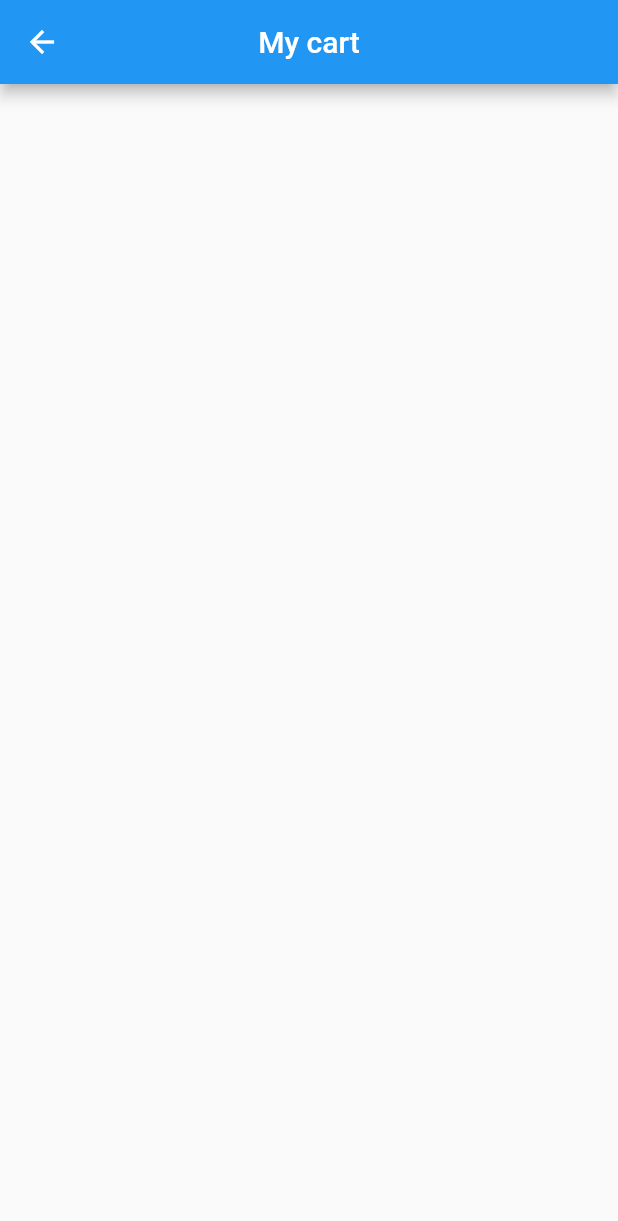
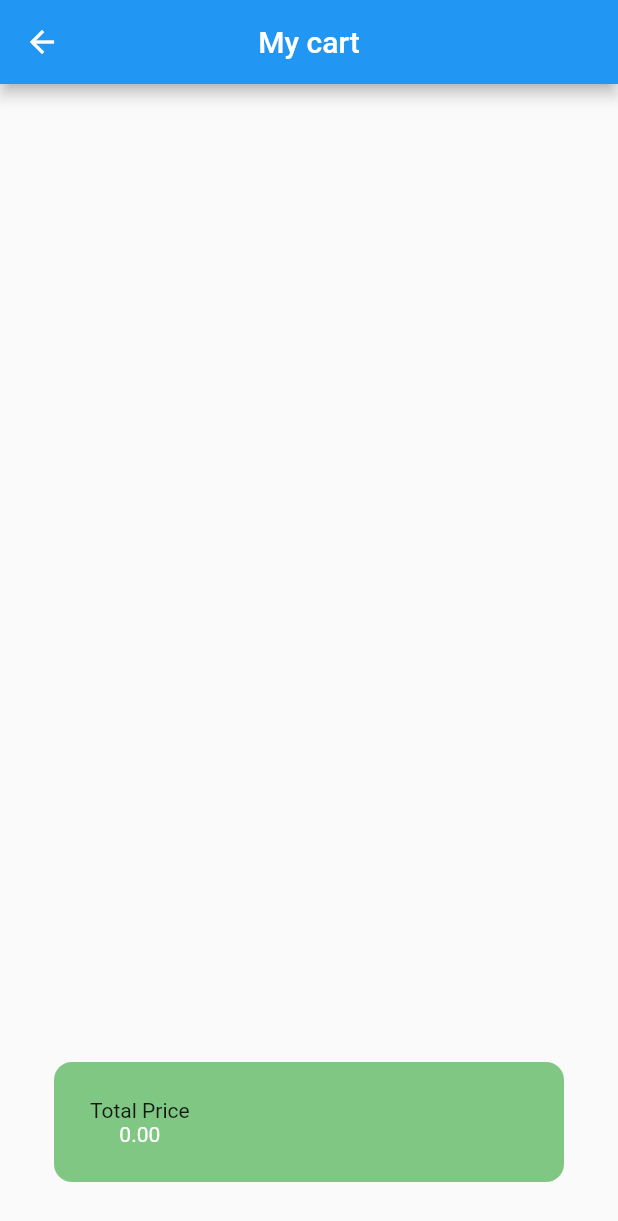
Before and after one commit to Yihun-Alemayehu/Shop-App, a Flutter app: the CartPage screen opened directly, on a phone screen of 412 x 824 dp. Shown: the top 1221 px of the screen. Run offline on Flutter 3.47's test engine with Material 2 defaults, Android fonts, the phone set to English and light mode, and no system bars; our stand-ins replace google_fonts.

Commit message:
another commit

```diff
--- a/lib/Models/cart_model.dart
+++ b/lib/Models/cart_model.dart
@@ -30,11 +30,11 @@ class CartModel extends ChangeNotifier {
 
   //calculate the total
   String calculateTotal() {
-    double totalPrice = 0;
+    dynamic totalPrice = 0;
     for (int i = 0; i < _cartItems.length; ++i) {
       totalPrice += _cartItems[i][1];
     }
-
+    //notifyListeners();
     return totalPrice.toStringAsFixed(2);
   }
 }
--- a/lib/pages/cart_page.dart
+++ b/lib/pages/cart_page.dart
@@ -1,4 +1,6 @@
 import 'package:flutter/material.dart';
+import 'package:provider/provider.dart';
+import 'package:shop_app/Models/cart_model.dart';
 
 class CartPage extends StatelessWidget {
   const CartPage({super.key});
@@ -6,11 +8,74 @@ class CartPage extends StatelessWidget {
   @override
   Widget build(BuildContext context) {
     return Scaffold(
-      appBar: AppBar(
-        title: const Text('My cart'),
-        centerTitle: true,
-      ),
-      body: Container(),
-    );
+        appBar: AppBar(
+          title: const Text('My cart'),
+          centerTitle: true,
+        ),
+        body: Consumer<CartModel>(
+          builder: (context, value, child) {
+            return Column(
+              children: [
+                Expanded(
+                  child: Padding(
+                    padding: const EdgeInsets.all(12.0),
+                    child: ListView.builder(
+                      itemCount: value.cartItems.length,
+                      itemBuilder: (context, index) {
+                        return Padding(
+                          padding: const EdgeInsets.all(12.0),
+                          child: Container(
+                            decoration: BoxDecoration(
+                              color: Colors.grey[200],
+                              borderRadius: BorderRadius.circular(12),
+                            ),
+                            child: ListTile(
+                              leading: Image.asset(value.cartItems[index][2]),
+                              title: Text(value.cartItems[index][0]),
+                              subtitle:
+                                  Text('${value.cartItems[index][1]} Br '),
+                              trailing: IconButton(
+                                  onPressed: () {
+                                    context
+                                        .read<CartModel>()
+                                        .removeItemFromCart(index);
+                                  },
+                                  icon: const Icon(Icons.delete)),
+                            ),
+                          ),
+                        );
+                      },
+                    ),
+                  ),
+                ),
+
+                //total price
+                Padding(
+                  padding: const EdgeInsets.all(36.0),
+                  child: Container(
+                    padding: const EdgeInsets.all(24),
+                    decoration: BoxDecoration(
+                      color: Colors.green[300],
+                      borderRadius: BorderRadius.circular(12),
+                    ),
+                    child: Row(
+                      children: [
+                        Column(
+                          children: [
+                            const Text('Total Price'),
+                            Text(
+                              value.calculateTotal(),
+                              style: const TextStyle(color: Colors.white),
+                            ),
+                          ],
+                        )
+                      ],
+                    ),
+                  ),
+                )
+              ],
+            );
+          },
+        ));
   }
 }
```
